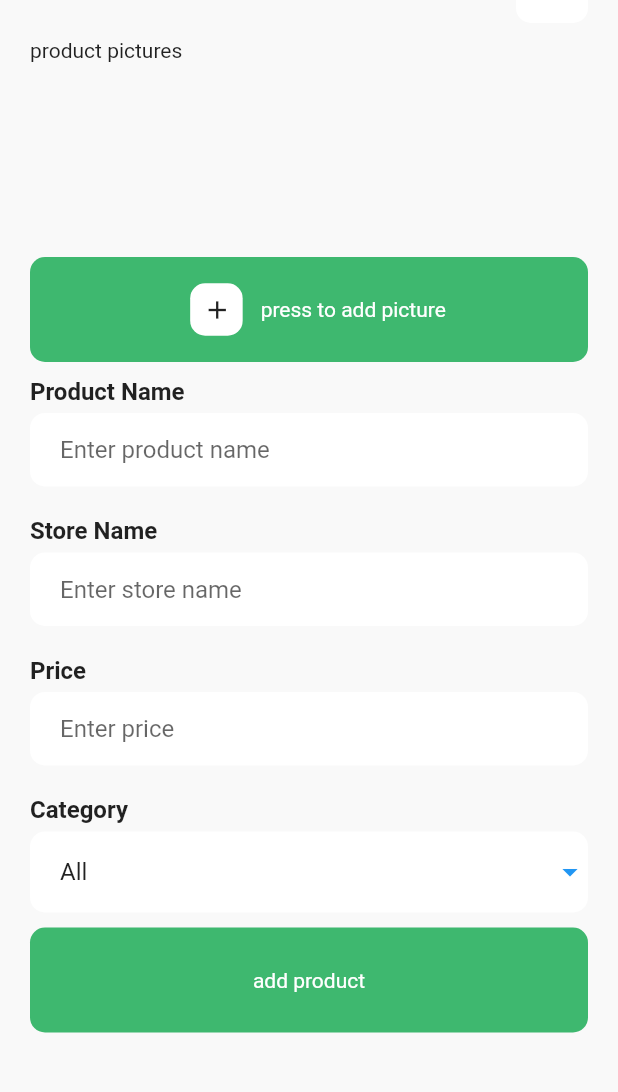
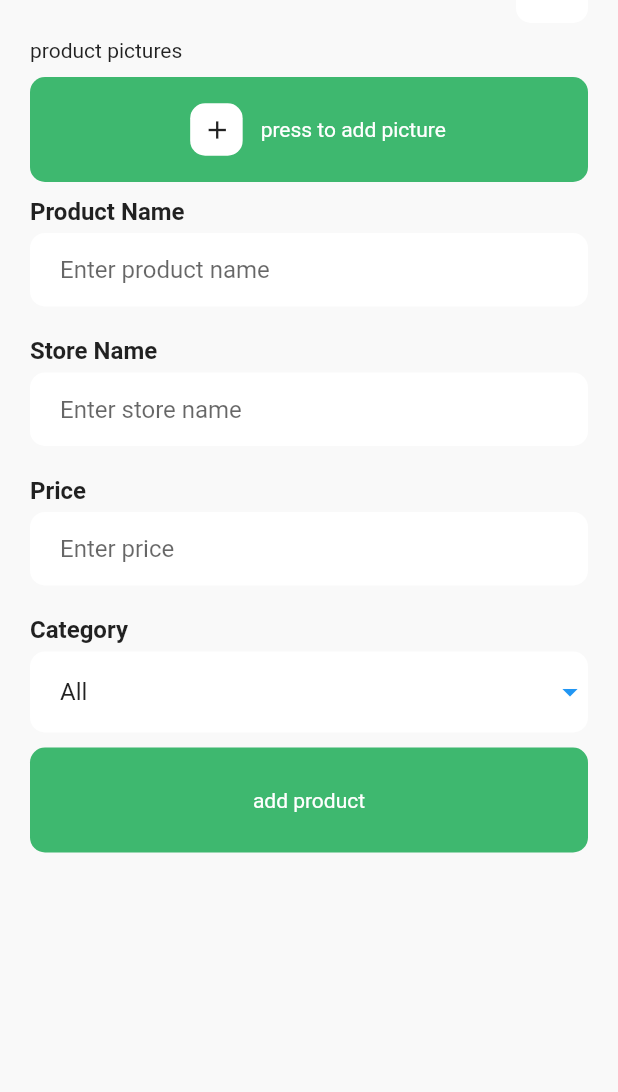
Before and after one commit to Haashir-Shakeel/job_task_flutter, a Flutter app: the AddProductScreen screen opened directly, on a phone screen of 412 x 824 dp, the part 94-1186 px from its top. Run offline on Flutter 3.47's test engine with Material 2 defaults, Android fonts, the phone set to English and light mode, and no system bars; our stand-ins replace flutter_svg, image_picker, shared_preferences; accounts and stored records are empty; statements that could not run were skipped.

Commit message:
no Image container, when no image

```diff
--- a/lib/screens/add_product_screen.dart
+++ b/lib/screens/add_product_screen.dart
@@ -73,7 +73,8 @@ class _AddProductScreenState extends State<AddProductScreen> {
 
   // Widget _buildImageWidget(int index) {
   Widget _buildProductPictures(BuildContext context) {
-    return Container(
+    return _productImages.length > 0?
+      Container(
         height: 120,
         width: double.maxFinite,
         child: ListView.builder(
@@ -109,7 +110,8 @@ class _AddProductScreenState extends State<AddProductScreen> {
                         ],
                       ));
                 })
-             ,);
+             ,):
+    Container();
   }
 
   Widget _buildButton(IconData? buttonIcon, String buttonText) {
```
